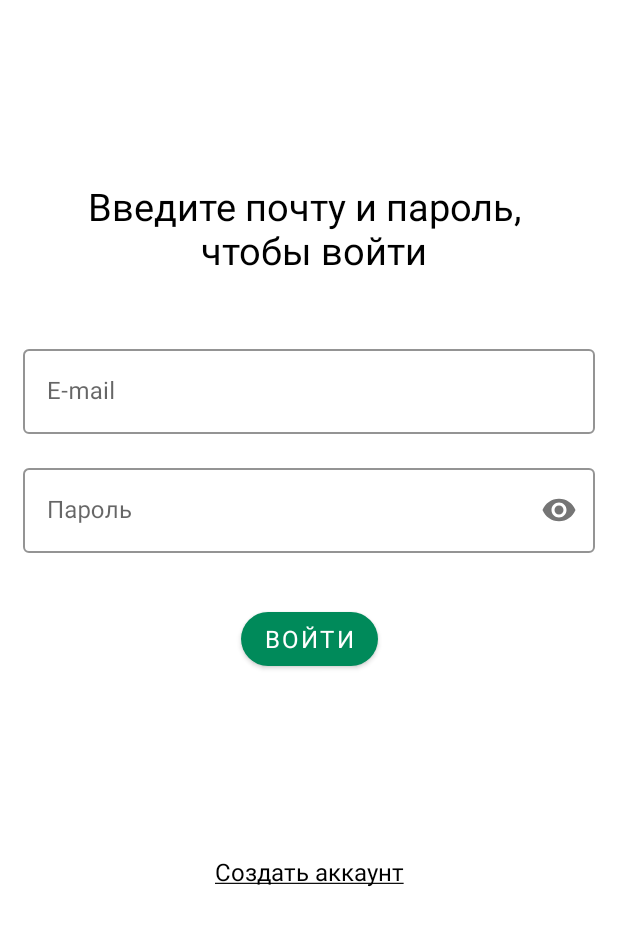
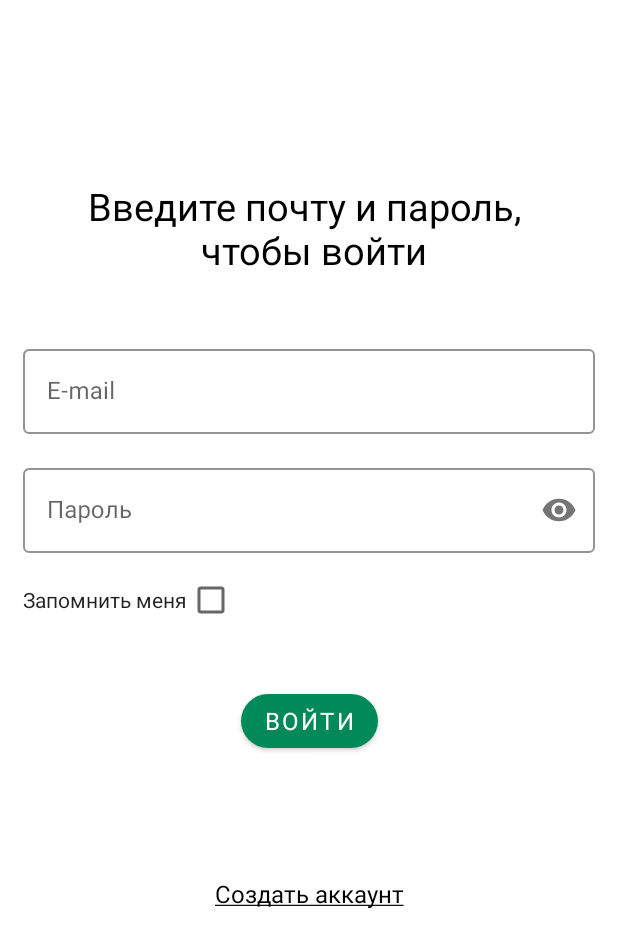
Before and after one commit to Osa-sergey/Fit, an Android app: the layout activity_sign_in.xml on its own in the app's theme, with its tools: preview values and no code run, on a phone screen of 412 x 824 dp. Shown: the top 948 px of the screen. Run offline under Robolectric (Android 15) with nearby library versions, the phone set to English and light mode, and no system bars.

Commit message:
Добавлено разрешение на интернет Добавлен чекбокс для автозапоминания Сделана проверка на наличие интернета при запуске приложения Сделан переход между активностью создания аккаунта и входа в него Сдедан выбор активности в зависимости от номера входа в приложение

```diff
--- a/app/src/main/AndroidManifest.xml
+++ b/app/src/main/AndroidManifest.xml
@@ -17,6 +17,8 @@
             </intent-filter>
         </activity>
         <activity android:name=".Activities.SignUpActivity"/>
+        <activity android:name=".Activities.SignInActivity"/>
     </application>
+    <uses-permission android:name="android.permission.INTERNET" />
 
 </manifest>
--- a/app/src/main/res/layout/activity_sign_in.xml
+++ b/app/src/main/res/layout/activity_sign_in.xml
@@ -1,6 +1,7 @@
 <?xml version="1.0" encoding="utf-8"?>
 <androidx.constraintlayout.widget.ConstraintLayout xmlns:android="http://schemas.android.com/apk/res/android"
     xmlns:app="http://schemas.android.com/apk/res-auto"
+    xmlns:tools="http://schemas.android.com/tools"
     android:orientation="vertical" android:layout_width="match_parent"
     android:layout_height="match_parent"
     android:layout_marginStart="15dp"
@@ -53,7 +54,7 @@
         app:layout_constraintTop_toBottomOf="@+id/inputLayout">
 
         <com.google.android.material.textfield.TextInputEditText
-            android:id="@+id/reg_password"
+            android:id="@+id/signin_password"
             android:layout_width="match_parent"
             android:layout_height="wrap_content"
             android:hint="@string/reg_password"
@@ -61,32 +62,47 @@
 
     </com.google.android.material.textfield.TextInputLayout>
 
+    <androidx.appcompat.widget.AppCompatCheckedTextView
+        android:id="@+id/reg_autoSave"
+        android:layout_width="wrap_content"
+        android:layout_height="wrap_content"
+        android:layout_marginTop="15dp"
+        android:fontFamily="sans-serif"
+        android:text="@string/reg_autoSave"
+        android:textSize="14sp"
+        android:checkMark="?android:attr/listChoiceIndicatorMultiple"
+        android:gravity="end|center_vertical"
+        android:focusable="true"
+        android:clickable="true"
+        app:layout_constraintStart_toStartOf="@+id/inputLayout1"
+        app:layout_constraintTop_toBottomOf="@+id/inputLayout1" />
+
     <com.google.android.material.button.MaterialButton
         android:id="@+id/signin_submit"
         android:layout_width="wrap_content"
         android:layout_height="wrap_content"
-        android:layout_marginTop="33dp"
+        android:layout_marginTop="88dp"
+        android:fontFamily="sans-serif"
+        android:text="@string/signin_submit"
+        android:textColor="@color/textWhite"
+        android:textSize="16sp"
+        app:backgroundTint="@color/buttonTint"
+        app:cornerRadius="50dp"
         app:layout_constraintEnd_toEndOf="parent"
         app:layout_constraintStart_toStartOf="parent"
-        app:layout_constraintTop_toBottomOf="@+id/inputLayout1"
-        app:backgroundTint="@color/buttonTint"
-        app:cornerRadius="50dp"
-        android:text="@string/signin_submit"
-        android:textColor="@color/textWhite"
-        android:fontFamily="sans-serif"
-        android:textSize="16sp"/>
+        app:layout_constraintTop_toBottomOf="@+id/inputLayout1" />
 
     <TextView
         android:id="@+id/reg_log"
         android:layout_width="wrap_content"
         android:layout_height="wrap_content"
-        android:layout_marginTop="120dp"
-        android:text="@string/signin_up"
-        android:fontFamily="sans-serif"
-        android:textSize="16sp"
-        android:textColor="@color/textBlack"
+        android:layout_marginTop="80dp"
         android:clickable="true"
         android:focusable="true"
+        android:fontFamily="sans-serif"
+        android:text="@string/signin_up"
+        android:textColor="@color/textBlack"
+        android:textSize="16sp"
         app:layout_constraintEnd_toEndOf="parent"
         app:layout_constraintStart_toStartOf="parent"
         app:layout_constraintTop_toBottomOf="@+id/signin_submit" />
--- a/app/src/main/res/values/colors.xml
+++ b/app/src/main/res/values/colors.xml
@@ -2,7 +2,7 @@
 <resources>
     <color name="colorPrimary">#008577</color>
     <color name="colorPrimaryDark">#00574B</color>
-    <color name="colorAccent">#D81B60</color>
+    <color name="colorAccent">#F2790F</color>
     <color name="textBlack">#000</color>
     <color name="boxStroke">#0C5E51</color>
     <color name="buttonTint">#008A5A</color>
--- a/app/src/main/res/values/strings.xml
+++ b/app/src/main/res/values/strings.xml
@@ -13,4 +13,7 @@
     <string name="signin_text">Введите почту и пароль, \n чтобы войти</string>
     <string name="signin_submit">Войти</string>
     <string name="signin_up"><u>Создать аккаунт</u></string>
+    <string name="reg_autoSave">Запомнить меня</string>
+    <string name="err_emptyString">Данное поле не может быть пустым</string>
+    <string name="err_wrongPassword">Неверный пароль</string>
 </resources>
```
Also changed, not shown: app/src/main/java/com/serg/fit/Activities/SignInActivity.java (added, +101 -0 lines), app/src/main/java/com/serg/fit/Activities/SignUpActivity.java (+15 -1 lines), app/src/main/java/com/serg/fit/Activities/SplashActivity.java (+54 -6 lines).
